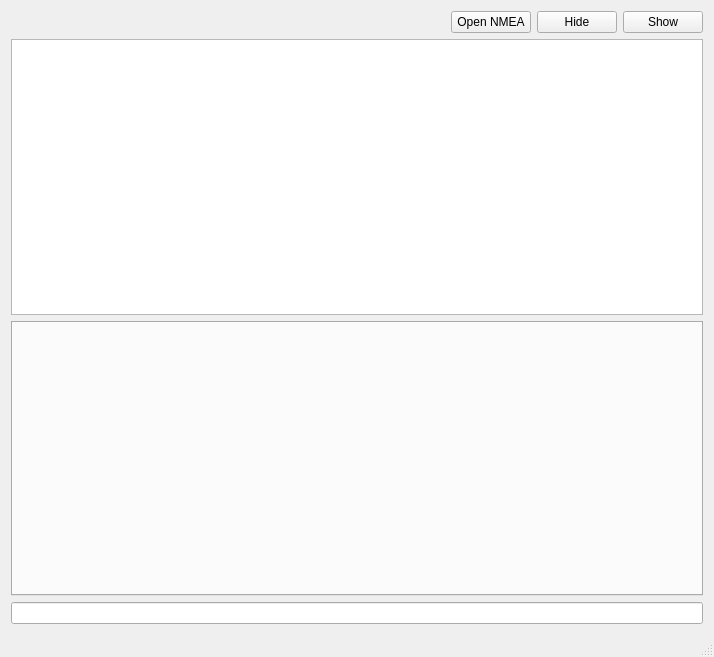
CORAL-CMU/Qt, file NmeaViewer/mainwindow.ui: the form before one commit.
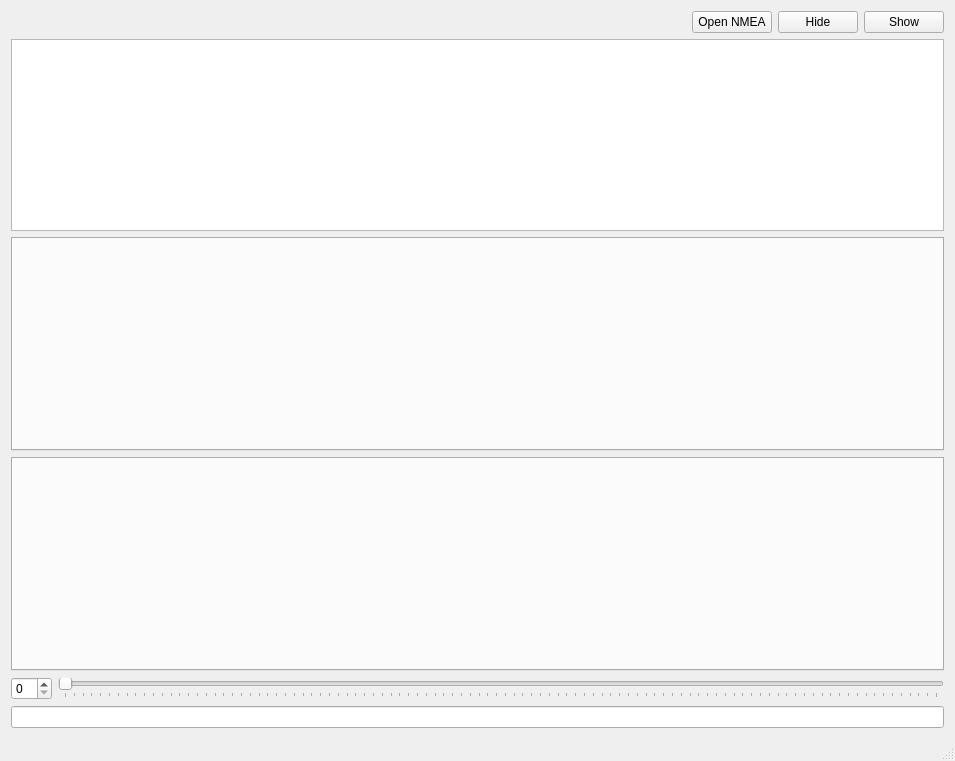
The form after the commit.

What changed in the file:
```diff
--- a/NmeaViewer/mainwindow.ui
+++ b/NmeaViewer/mainwindow.ui
@@ -6,8 +6,8 @@
    <rect>
     <x>0</x>
     <y>0</y>
-    <width>714</width>
-    <height>657</height>
+    <width>955</width>
+    <height>761</height>
    </rect>
   </property>
   <property name="windowTitle">
@@ -59,12 +59,48 @@
        <widget class="QListWidget" name="nmeas"/>
       </item>
       <item>
-       <widget class="QTabWidget" name="tabWidget">
+       <widget class="QTabWidget" name="hdop">
+        <property name="sizePolicy">
+         <sizepolicy hsizetype="Expanding" vsizetype="Expanding">
+          <horstretch>0</horstretch>
+          <verstretch>1</verstretch>
+         </sizepolicy>
+        </property>
         <property name="currentIndex">
          <number>-1</number>
         </property>
        </widget>
       </item>
+      <item>
+       <widget class="QTabWidget" name="satnum">
+        <property name="sizePolicy">
+         <sizepolicy hsizetype="Expanding" vsizetype="Expanding">
+          <horstretch>0</horstretch>
+          <verstretch>1</verstretch>
+         </sizepolicy>
+        </property>
+       </widget>
+      </item>
+      <item>
+       <layout class="QHBoxLayout" name="horizontalLayout_3">
+        <item>
+         <widget class="QSpinBox" name="dataid"/>
+        </item>
+        <item>
+         <widget class="QSlider" name="timeline">
+          <property name="focusPolicy">
+           <enum>Qt::StrongFocus</enum>
+          </property>
+          <property name="orientation">
+           <enum>Qt::Horizontal</enum>
+          </property>
+          <property name="tickPosition">
+           <enum>QSlider::TicksBelow</enum>
+          </property>
+         </widget>
+        </item>
+       </layout>
+      </item>
       <item>
        <widget class="QLineEdit" name="value"/>
       </item>
```
